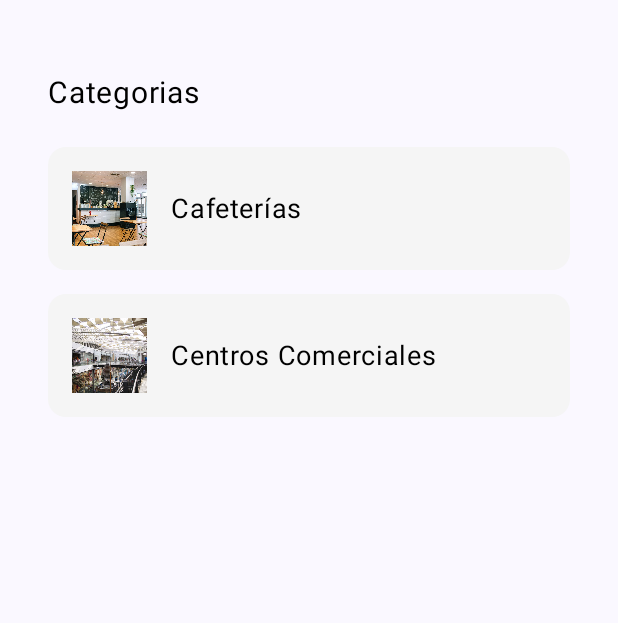
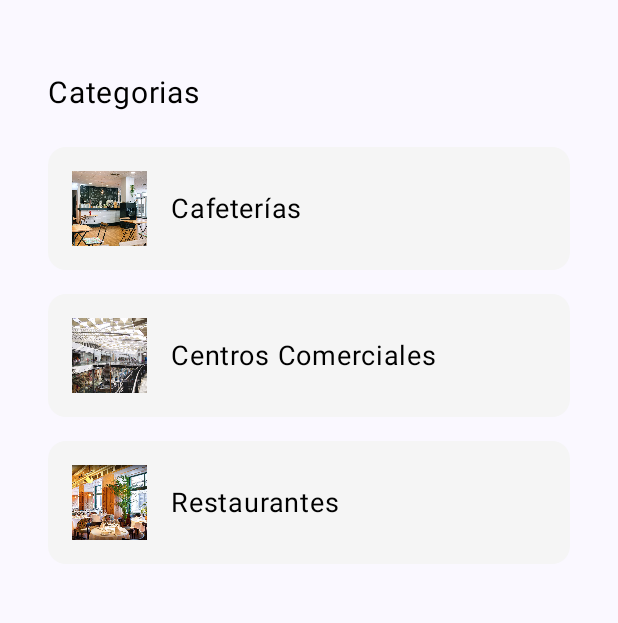
Before and after one commit to Jairop310/App30DiasMoviles, an Android app built with Jetpack Compose: the screen it shows after launch (MainActivity), on a phone screen of 412 x 824 dp, the part 69-692 px from its top. Run offline under Robolectric (Android 15) with nearby library versions, the phone set to English and light mode, and no system bars.

Commit message:
tercer categoria

```diff
--- a/Liverpool/app/src/main/java/com/example/liverpool/Vistas/Controlador.kt
+++ b/Liverpool/app/src/main/java/com/example/liverpool/Vistas/Controlador.kt
@@ -24,14 +24,14 @@ class Controlador : ViewModel()
              Recomendacion(R.string.clayton_square_shopping_centre,R.string.zxcxzcz, R.drawable.clayton_square),
             Recomendacion(R.string.st_johns_shopping_centre, R.string.mmmmmmm, R.drawable.st_johns_shopping),
             Recomendacion(R.string.cavern_walks, R.string.ppppp, R.drawable.cavern_walks)
+            )),
+            Categoria(R.string.restaurantes,R.drawable._7149852163198, listOf(
+                Recomendacion(R.string.bundobust, R.string.ddddd, R.drawable.boundboust),
+                Recomendacion(R.string.madre, R.string.cccv, R.drawable.madre),
+                Recomendacion(R.string.the_art_school_restaurant, R.string.mmmm, R.drawable.the_art_school_restaurant),
+                Recomendacion(R.string.mowgli_street_food, R.string.nnnn, R.drawable.mowgli_street_food),
+                Recomendacion(R.string.the_london_carriage_works, R.string.kkk, R.drawable.the_london_carriage_works)
             ))
-//            Categoria("Restaurantes", listOf(
-//                Recomendacion("Bundobust", "Restaurante que fusiona la comida callejera india con una excelente selección de cervezas artesanales.", "https://bundobust.com/liverpool"),
-//                Recomendacion("Madre", "Ofrece auténtica cocina mexicana en un ambiente vibrante en el Albert Dock.", "https://thisismadre.co.uk/"),
-//                Recomendacion("The Art School Restaurant", "Restaurante de alta cocina que destaca por su menú innovador y elegante ambiente.", "https://theartschoolrestaurant.co.uk/"),
-//                Recomendacion("Mowgli Street Food", "Conocido por su auténtica comida callejera india y ambiente acogedor.", "https://www.mowglistreetfood.com/"),
-//                Recomendacion("The London Carriage Works", "Restaurante galardonado que ofrece cocina británica moderna con ingredientes locales.", "https://www.thelondoncarriageworks.co.uk/")
-//            )),
 //            Categoria("Lugares Emblemáticos", listOf(
 //                Recomendacion("The Beatles Story", "Museo dedicado a la historia de The Beatles, una visita obligada para los fanáticos de la música.", "https://www.beatlesstory.com/"),
 //                Recomendacion("Royal Albert Dock", "Histórico muelle que alberga tiendas, restaurantes y museos, incluyendo el Tate Liverpool.", "https://www.albertdock.com/"),
--- a/Liverpool/app/src/main/res/values/strings.xml
+++ b/Liverpool/app/src/main/res/values/strings.xml
@@ -22,4 +22,15 @@
     <string name="centros_comerciales">Centros Comerciales</string>
     <string name="cavern_walks">Cavern Walks</string>
     <string name="ppppp">Centro comercial boutique que cuenta con tiendas de diseñadores locales y nacionales.</string>
+    <string name="restaurantes">Restaurantes</string>
+    <string name="bundobust">Bundobust</string>
+    <string name="madre">Madre</string>
+    <string name="the_art_school_restaurant">The Art School Restaurant</string>
+    <string name="mowgli_street_food">Mowgli Street Food</string>
+    <string name="the_london_carriage_works">The London Carriage Works</string>
+    <string name="ddddd">Restaurante que fusiona la comida callejera india con una excelente selección de cervezas artesanales.</string>
+    <string name="cccv">Ofrece auténtica cocina mexicana en un ambiente vibrante en el Albert Dock.</string>
+    <string name="mmmm">Restaurante de alta cocina que destaca por su menú innovador y elegante ambiente.</string>
+    <string name="nnnn">Conocido por su auténtica comida callejera india y ambiente acogedor.</string>
+    <string name="kkk">Restaurante galardonado que ofrece cocina británica moderna con ingredientes locales.</string>
 </resources>
```
Also changed, not shown: Liverpool/app/src/main/res/drawable/anfield.jpg (added), Liverpool/app/src/main/res/drawable/boundboust.jpg (added), Liverpool/app/src/main/res/drawable/lugares_emblematicos.jpg (added), Liverpool/app/src/main/res/drawable/madre.jpg (added), Liverpool/app/src/main/res/drawable/mowgli_street_food.jpg (added), Liverpool/app/src/main/res/drawable/playa.jpg (added), Liverpool/app/src/main/res/drawable/the_art_school_restaurant.jpg (added), Liverpool/app/src/main/res/drawable/the_london_carriage_works.jpg (added), 8 other files.
